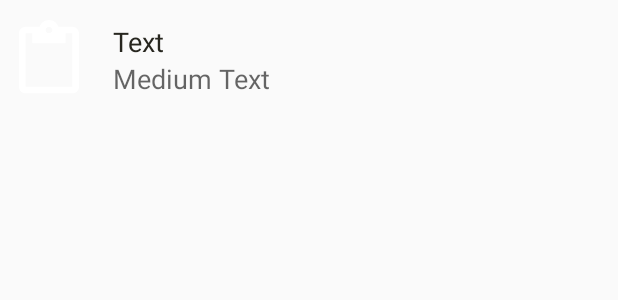
After one commit to AndriyTheProgrammer/TaxiDiscounter, an Android app: the layout search_item.xml on its own in the app's theme, with its tools: preview values and no code run, on a phone screen of 412 x 824 dp. The commit adds this screen. Shown: the top 300 px of the screen. Run offline under Robolectric (Android 15) with nearby library versions, the phone set to English and light mode, and no system bars.

Commit message:
Added SearchFragment

```diff
--- a/app/src/main/res/layout/fragment_set_pickup.xml
+++ b/app/src/main/res/layout/fragment_set_pickup.xml
@@ -97,6 +97,7 @@
             android:id="@+id/et_set_destination"
             android:layout_width="match_parent"
             android:layout_height="40dp"
+            android:drawableLeft="@mipmap/ic_launcher"
             android:hint="Set Destination"
             android:textColor="@color/base_text"
             android:textColorHint="@color/base_text"
--- /dev/null
+++ b/app/src/main/res/layout/search_item.xml
@@ -0,0 +1,48 @@
+<?xml version="1.0" encoding="utf-8"?>
+<LinearLayout xmlns:android="http://schemas.android.com/apk/res/android"
+    android:layout_width="match_parent"
+    android:layout_height="80dp"
+    android:orientation="horizontal">
+
+    <ImageView
+        android:id="@+id/imageView"
+        android:layout_width="match_parent"
+        android:layout_height="match_parent"
+        android:layout_marginLeft="6dp"
+        android:layout_weight="3"
+        android:src="@drawable/abc_ic_menu_paste_mtrl_am_alpha" />
+
+    <LinearLayout
+        android:layout_width="match_parent"
+        android:layout_height="match_parent"
+        android:layout_marginLeft="16dp"
+        android:layout_weight="1"
+        android:gravity="center_vertical"
+        android:orientation="vertical">
+
+        <TextView
+            android:id="@+id/textView"
+            android:layout_width="match_parent"
+            android:layout_height="wrap_content"
+            android:gravity="bottom"
+            android:text="Text"
+            android:textAppearance="?android:attr/textAppearanceMedium"
+            android:textColor="@color/base_text" />
+
+        <TextView
+            android:id="@+id/textView2"
+            android:layout_width="match_parent"
+            android:layout_height="wrap_content"
+            android:text="Medium Text"
+            android:textAppearance="?android:attr/textAppearanceMedium" />
+    </LinearLayout>
+
+    <ImageView
+        android:id="@+id/imageView2"
+        android:layout_width="match_parent"
+        android:layout_height="match_parent"
+        android:layout_marginRight="6dp"
+        android:layout_weight="3"
+        android:src="@drawable/abc_ic_menu_paste_mtrl_am_alpha"
+        android:visibility="invisible" />
+</LinearLayout>
```
Also changed, not shown: app/src/main/java/com/todocompany/taxidiscount/fragments/SearchFragment.java (added, +31 -0 lines), app/src/main/res/drawable/search_edittext.xml (added, +7 -0 lines), app/src/main/res/layout/fragment_search.xml (added, +33 -0 lines).
